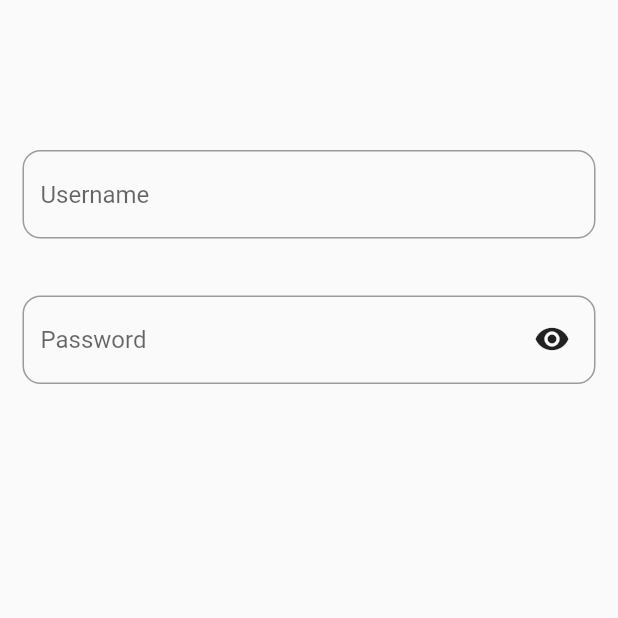
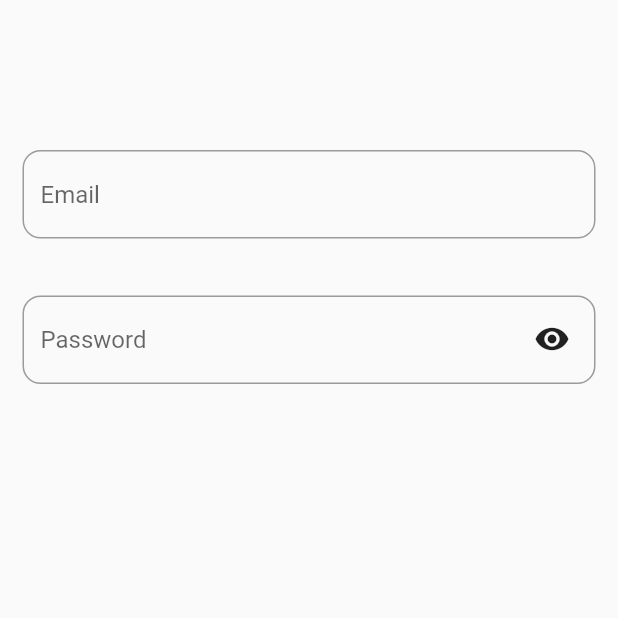
Before and after one commit to yangrchen/comp523-cafe-reservation, a Flutter app: the screen it shows after launch, on a phone screen of 412 x 824 dp, the top half of it. Run offline on Flutter 3.47's test engine with Material 2 defaults, Android fonts, the phone set to English and light mode, and no system bars; our stand-ins replace cloud_firestore, firebase_auth, firebase_core, flutter_hooks; accounts and stored records are empty.

Commit message:
Fixed small texts with login page

```diff
--- a/cafe_reservation/lib/pages/login_page.dart
+++ b/cafe_reservation/lib/pages/login_page.dart
@@ -74,7 +74,7 @@ class _LoginPageState extends State<LoginPage> {
             TextFormField(
               controller: userController,
               decoration: const InputDecoration(
-                hintText: 'Username',
+                hintText: 'Email',
                 border: OutlineInputBorder(
                     borderRadius: BorderRadius.all(Radius.circular(12))),
               ),
@@ -194,8 +194,11 @@ class _LoginPageState extends State<LoginPage> {
                       _isRegistering = !_isRegistering;
                     });
                   },
-                  child: const Text('Sign Up',
-                      style: TextStyle(fontWeight: FontWeight.bold)),
+                  child: _isRegistering
+                      ? const Text('Login',
+                          style: TextStyle(fontWeight: FontWeight.bold))
+                      : const Text('Sign Up',
+                          style: TextStyle(fontWeight: FontWeight.bold)),
                 ),
               ],
             ),
```
